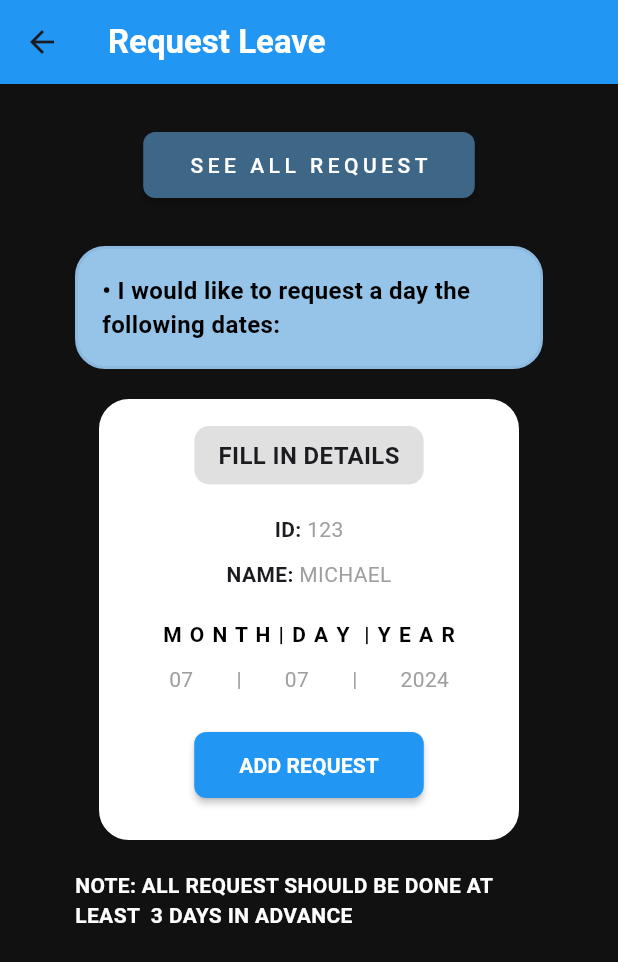
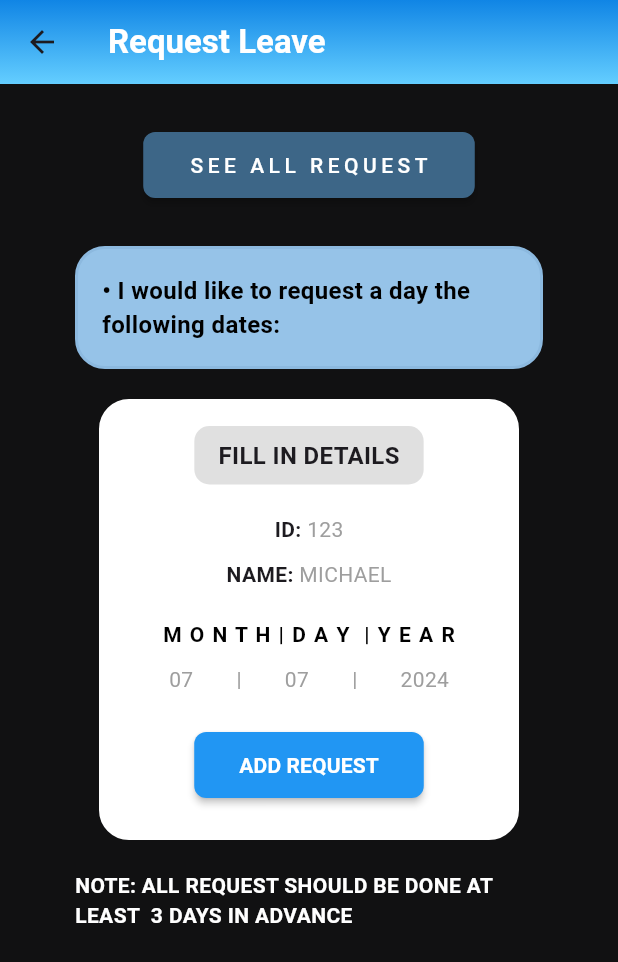
Before and after one commit to Makcieh/assfiex_app_it14, a Flutter app: the RequestPage screen opened by its route, on a phone screen of 412 x 824 dp. Shown: the top 962 px of the screen. Run offline on Flutter 3.47's test engine with Material 3 defaults, Android fonts, the phone set to English and light mode, and no system bars; our stand-ins replace firebase_auth, firebase_core, google_nav_bar, table_calendar; accounts and stored records are empty.

Commit message:
updated 9-27

```diff
--- a/lib/pages/requestpages/request_page.dart
+++ b/lib/pages/requestpages/request_page.dart
@@ -9,7 +9,18 @@ class RequestPage extends StatelessWidget {
     return Scaffold(
       backgroundColor: const Color.fromARGB(255, 17, 17, 18),
       appBar: AppBar(
-        backgroundColor: Colors.blue,
+        flexibleSpace: Container(
+          decoration: const BoxDecoration(
+            gradient: LinearGradient(
+              begin: Alignment.bottomLeft,
+              end: Alignment.topLeft,
+              colors: [
+                Color.fromARGB(255, 100, 206, 255),
+                Color.fromARGB(255, 16, 133, 229)
+              ],
+            ),
+          ),
+        ),
         title: const Text(
           'Request Leave',
           style: TextStyle(color: Colors.white, fontWeight: FontWeight.bold),
```
